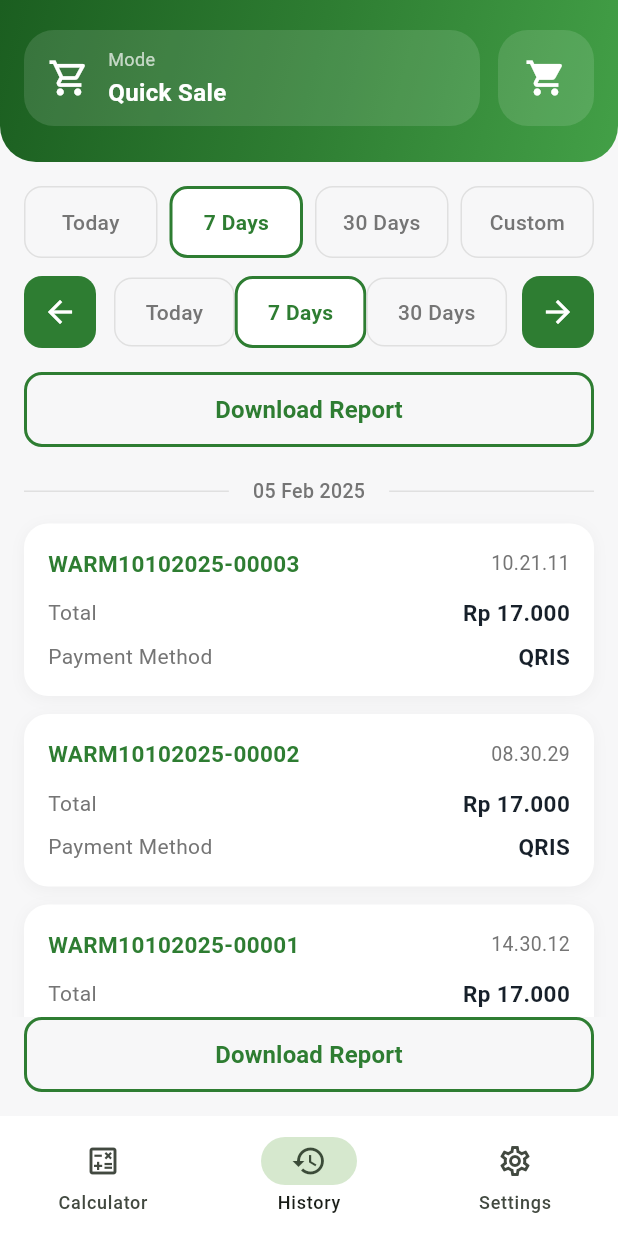
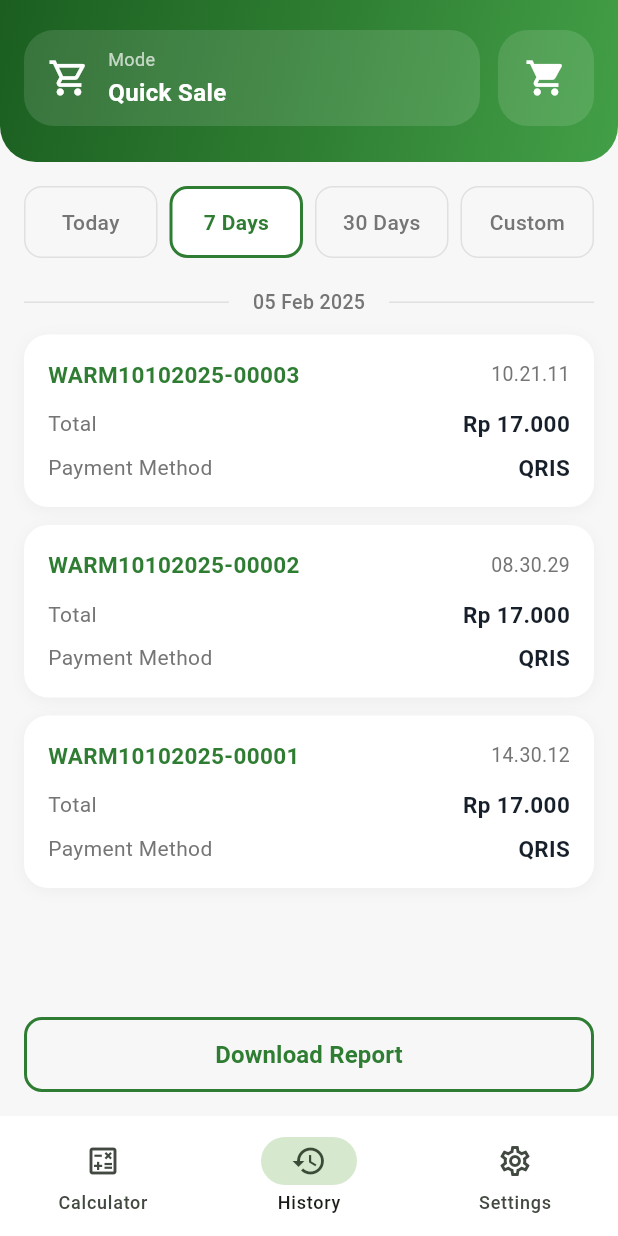
Before and after one commit to ahmadfatihin/pos_calculator_ai, a Flutter app: the screen it shows after launch, item 2 of the bottom bar chosen, on a phone screen of 412 x 824 dp. Run offline on Flutter 3.47's test engine with Material 3 defaults, Android fonts, the phone set to English and light mode, and no system bars; Roboto replaces fonts that are missing (Montserrat).

Commit message:
Remove date navigation and download report button from HistoryScreen

```diff
--- a/lib/history_screen.dart
+++ b/lib/history_screen.dart
@@ -98,14 +98,6 @@ class _HistoryScreenState extends State<HistoryScreen> {
             // Date Filter Pills
             const SizedBox(height: 16),
             _buildDateFilterPills(),
-
-            // Date Navigation
-            const SizedBox(height: 12),
-            _buildDateNavigation(),
-
-            // Download Report Button
-            const SizedBox(height: 16),
-            _buildDownloadButton(),
 
             // Transaction List
             Expanded(child: _buildTransactionList(groupedTransactions)),
@@ -233,71 +225,6 @@ class _HistoryScreenState extends State<HistoryScreen> {
               ),
             ),
           ),
-        ),
-      ),
-    );
-  }
-
-  Widget _buildDateNavigation() {
-    return Padding(
-      padding: const EdgeInsets.symmetric(horizontal: 16),
-      child: Row(
-        children: [
-          // Left arrow
-          Container(
-            width: 48,
-            height: 48,
-            decoration: BoxDecoration(
-              color: AppPalette.green800,
-              borderRadius: BorderRadius.circular(12),
-            ),
-            child: const Icon(Icons.arrow_back, color: Colors.white),
-          ),
-          const SizedBox(width: 12),
-          // Date options
-          Expanded(
-            child: Row(
-              mainAxisAlignment: MainAxisAlignment.spaceEvenly,
-              children: [
-                _dateOption('Today', false),
-                _dateOption('7 Days', true),
-                _dateOption('30 Days', false),
-              ],
-            ),
-          ),
-          const SizedBox(width: 12),
-          // Right arrow
-          Container(
-            width: 48,
-            height: 48,
-            decoration: BoxDecoration(
-              color: AppPalette.green800,
-              borderRadius: BorderRadius.circular(12),
-            ),
-            child: const Icon(Icons.arrow_forward, color: Colors.white),
-          ),
-        ],
-      ),
-    );
-  }
-
-  Widget _dateOption(String label, bool isSelected) {
-    return Container(
-      padding: const EdgeInsets.symmetric(horizontal: 20, vertical: 12),
-      decoration: BoxDecoration(
-        color: isSelected ? Colors.white : Colors.transparent,
-        borderRadius: BorderRadius.circular(12),
-        border: Border.all(
-          color: isSelected ? AppPalette.green800 : Colors.grey.shade300,
-          width: isSelected ? 2 : 1,
-        ),
-      ),
-      child: Text(
-        label,
-        style: TextStyle(
-          color: isSelected ? AppPalette.green800 : Colors.grey.shade600,
-          fontWeight: isSelected ? FontWeight.w600 : FontWeight.w500,
-          fontSize: 14,
         ),
       ),
     );
```
